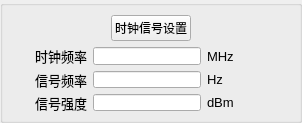
Quenii/ADCEVM, file soft/zebra-scope/SignalSettingsWidget.ui: the form before one commit.
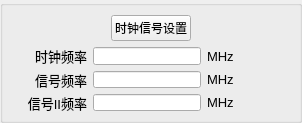
The form after the commit.

```diff
--- a/soft/zebra-scope/SignalSettingsWidget.ui
+++ b/soft/zebra-scope/SignalSettingsWidget.ui
@@ -103,7 +103,7 @@
            </font>
           </property>
           <property name="text">
-           <string>信号强度</string>
+           <string>信号II频率</string>
           </property>
           <property name="alignment">
            <set>Qt::AlignRight|Qt::AlignTrailing|Qt::AlignVCenter</set>
@@ -125,7 +125,7 @@
            </font>
           </property>
           <property name="text">
-           <string>dBm</string>
+           <string>MHz</string>
           </property>
          </widget>
         </item>
@@ -179,7 +179,7 @@
            </font>
           </property>
           <property name="text">
-           <string>Hz</string>
+           <string>MHz</string>
           </property>
          </widget>
         </item>
```
Left out of the diff: 2 changed lines with no effect on the pictures.
